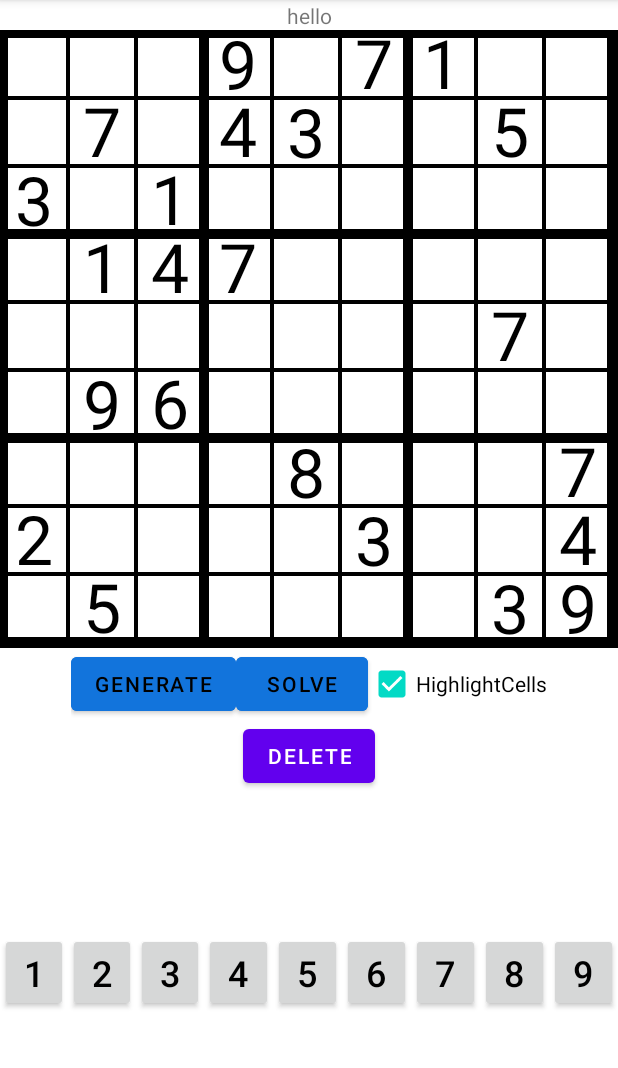
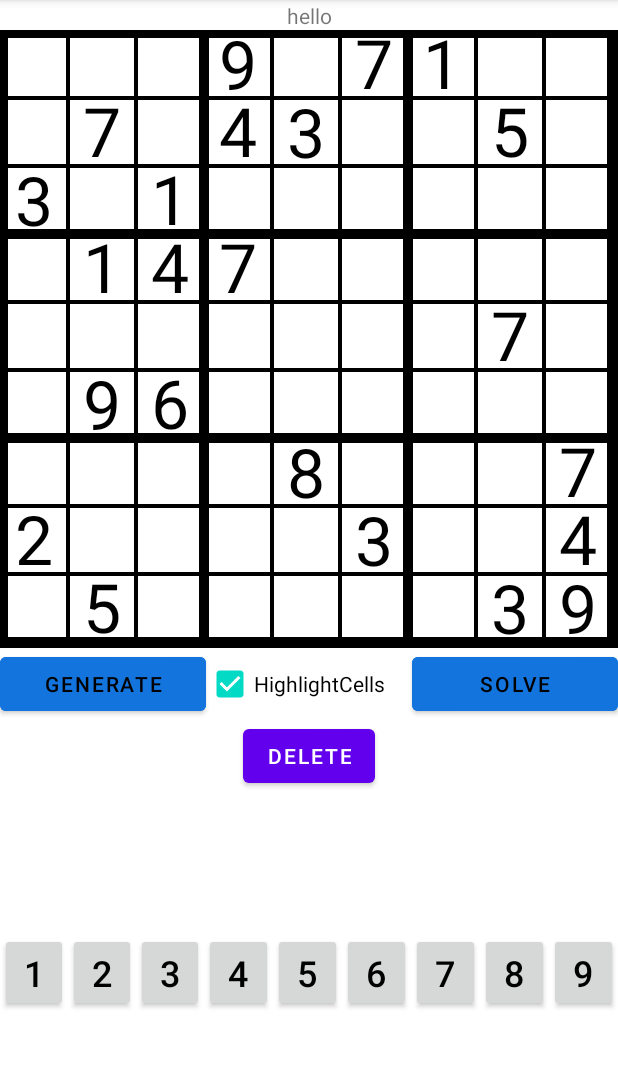
Before and after one commit to TylerHsia/AndroidSudoku, an Android app: the screen it shows after launch (MainActivity), after a tap on "GENERATE", on a phone screen of 412 x 824 dp, the part 84-1152 px from its top. Run offline under Robolectric (Android 15) with nearby library versions, the phone set to English and light mode, and no system bars.

```diff
--- a/app/src/main/java/android/bignerdranch/androidsudoku/SudokuBoard.java
+++ b/app/src/main/java/android/bignerdranch/androidsudoku/SudokuBoard.java
@@ -5,6 +5,7 @@ import android.content.Context;
 import android.content.res.Resources;
 import android.content.res.TypedArray;
 import android.graphics.Canvas;
+import android.graphics.Color;
 import android.graphics.Paint;
 import android.graphics.Rect;
 import android.util.AttributeSet;
@@ -50,6 +51,7 @@ public class SudokuBoard extends View {
     //boolean arrays to keep track of extra states of certain cells on the board
     boolean[][] isGiven = new boolean[9][9];
     boolean[][] computerSolved = new boolean[9][9];
+    boolean[][] invalidUserMove = new boolean[9][9];
 
 
 
@@ -188,11 +190,13 @@ public class SudokuBoard extends View {
                     if(computerSolved[row][column]){
                         letterPaint.setColor(numberColorSolved);
                     }
+
+                    if(invalidUserMove[row][column]){
+                        letterPaint.setColor(Color.RED);
+                    }
                     //draws the number centered
                     canvas.drawText(text, (column*cellSize) + ((cellSize - width) / 2),
                             (row*cellSize + cellSize) - (cellSize - height)/2, letterPaint);
-
-                    //Todo: different color for phone solved nums. 26:00 part 3
 
                     //givens black, user inputted blue, computer solved green. simple error inputted red
                 }
@@ -277,6 +281,9 @@ public class SudokuBoard extends View {
     public void setNumberPos(int num){
         if(this.selected_row != -1 && this.selected_column != -1){
             mySudoku.getSudokCell(this.selected_row, this.selected_column).solve(num);
+            if(sudokuSolver.InvalidMove(mySudoku, selected_row, selected_column)){
+                invalidUserMove[selected_row][selected_column] = true;
+            }
             drawNumbers();
         }
     }
--- a/app/src/main/res/layout/activity_main.xml
+++ b/app/src/main/res/layout/activity_main.xml
@@ -10,7 +10,7 @@
 
     <LinearLayout
         android:id="@+id/linearLayout2"
-        android:layout_width="wrap_content"
+        android:layout_width="fill_parent"
         android:layout_height="wrap_content"
         android:orientation="horizontal"
         app:layout_constraintEnd_toEndOf="@+id/SudokuBoard"
@@ -20,7 +20,8 @@
 
         <Button
             android:id="@+id/generatebutton"
-            android:layout_width="wrap_content"
+            android:layout_width="0dp"
+            android:layout_weight="1"
             android:layout_height="wrap_content"
             android:backgroundTint="#1274DC"
             android:text="Generate"
@@ -29,10 +30,17 @@
             app:layout_constraintStart_toStartOf="parent">
 
         </Button>
-
+        <CheckBox
+            android:id="@+id/checkBoxHighlightCells"
+            android:layout_width="0dp"
+            android:layout_weight="1"
+            android:layout_height="wrap_content"
+            android:text="HighlightCells"
+            android:backgroundTint="#1274DC"/>
         <Button
             android:id="@+id/solvebutton"
-            android:layout_width="wrap_content"
+            android:layout_width="0dp"
+            android:layout_weight="1"
             android:layout_height="wrap_content"
             android:backgroundTint="#1274DC"
             android:text="Solve"
@@ -43,11 +51,7 @@
 
         </Button>
 
-        <CheckBox
-            android:id="@+id/checkBoxHighlightCells"
-            android:layout_width="wrap_content"
-            android:layout_height="wrap_content"
-            android:text="HighlightCells"/>
+
     </LinearLayout>
 
     <Button
```
Also changed, not shown: app/src/main/java/android/bignerdranch/androidsudoku/SudokuSolver.java (+65 -19 lines), 1 other file.
